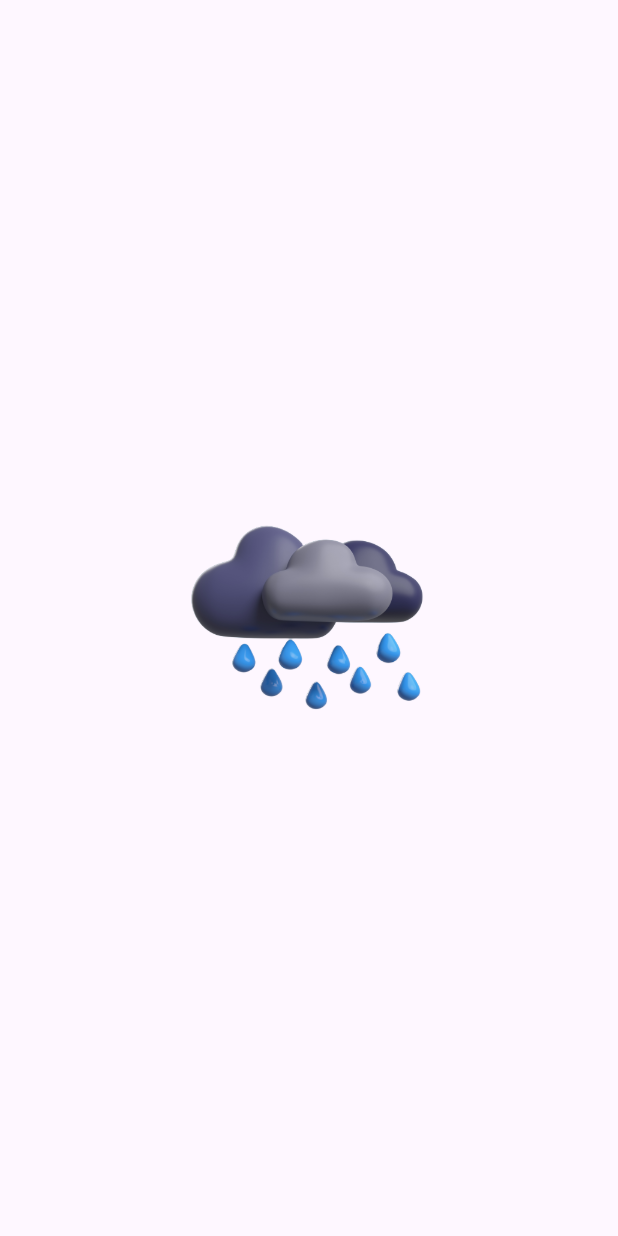
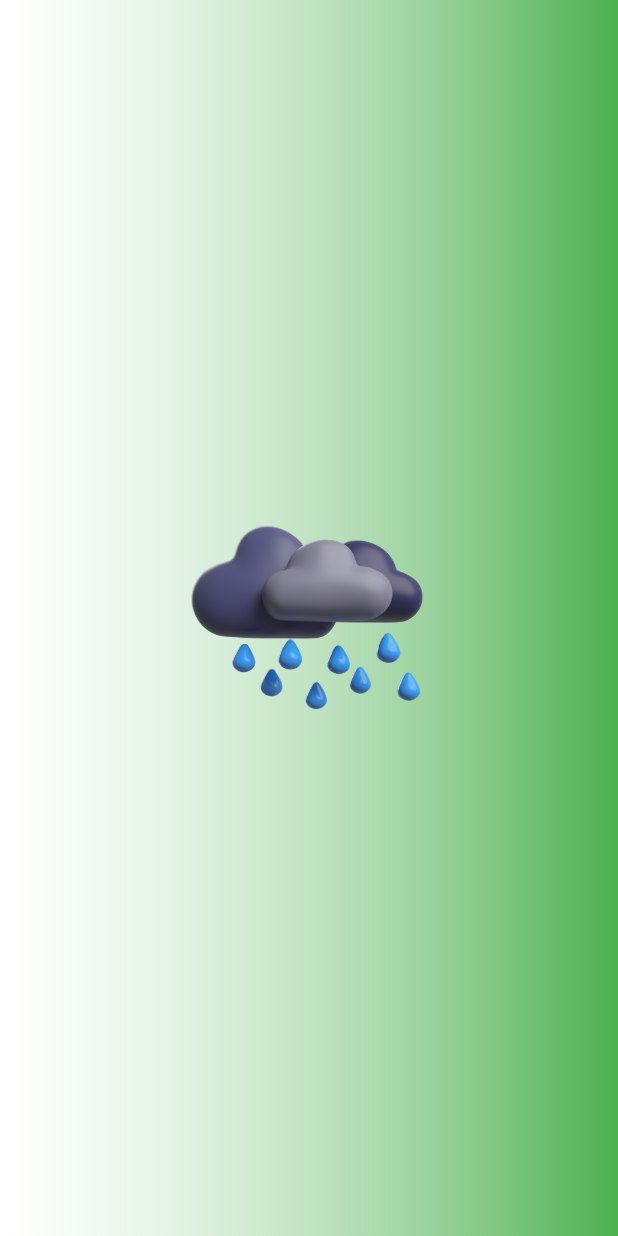
Before and after one commit to VihagaYohan/weather_app_mvvm_flutter, a Flutter app: the screen it shows after launch, on a phone screen of 412 x 824 dp. Run offline on Flutter 3.47's test engine with Material 3 defaults, Android fonts, the phone set to English and light mode, and no system bars.

Commit message:
Added - gradient to background in splash screen

```diff
--- /dev/null
+++ b/lib/Resources/Colors/colors.dart
@@ -0,0 +1,13 @@
+import 'package:flutter/material.dart';
+
+class AppColors {
+  static BoxDecoration buildGradientBoxDecoration() {
+    return const BoxDecoration(
+        gradient: LinearGradient(
+            colors: [Colors.white38, Colors.green],
+            begin: Alignment.centerLeft,
+            end: Alignment.centerRight,
+            stops: [0.0, 1.0],
+            tileMode: TileMode.clamp));
+  }
+}
--- a/lib/View/Splash/splash_screen.dart
+++ b/lib/View/Splash/splash_screen.dart
@@ -1,4 +1,5 @@
 import 'package:flutter/material.dart';
+import 'package:weather_app/Resources/Colors/colors.dart';
 
 import '../../../Resources/Images/image_assets.dart';
 
@@ -12,13 +13,17 @@ class SplashScreen extends StatefulWidget {
 class _SplashScreenState extends State<SplashScreen> {
   @override
   Widget build(BuildContext context) {
-    return Scaffold(
+    return Container(
+      decoration: AppColors.buildGradientBoxDecoration(),
+      child: Scaffold(
+          backgroundColor: Colors.transparent,
           body: Center(
             child: Image.asset(
               ImageAssets.nightStarRain,
               height: 200,
               width: 200,
             ),
-    ));
+          )),
+    );
   }
 }
```
Lines whose indentation alone changed are shown as unchanged.
